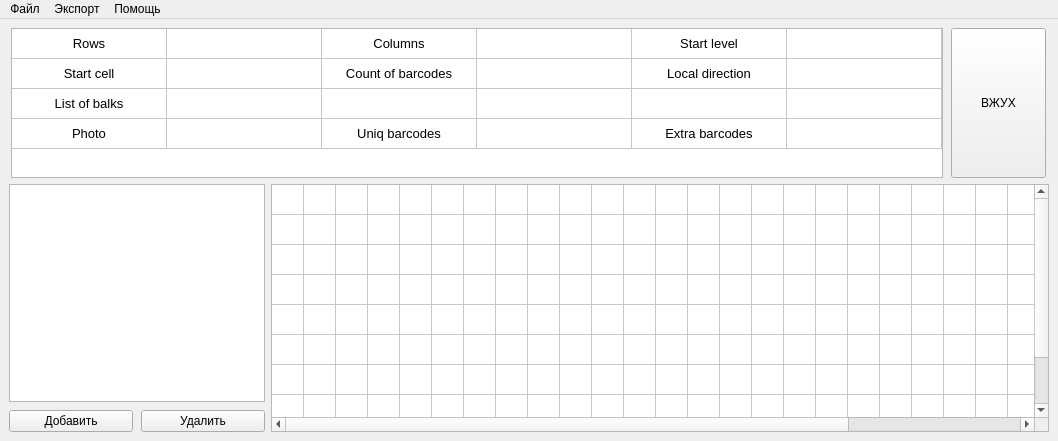
This is main.ui in GAJIbl4/TopConst as Qt 5 draws it before an edit. The edited form follows.
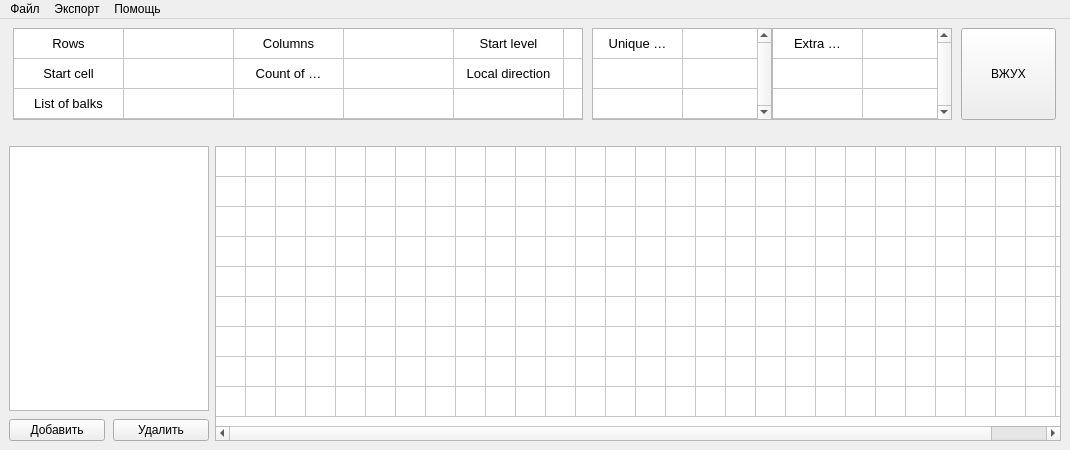
This is the edited form. Icons and pictures are not drawn.

Commit message: Exporting table of alleys added

Diff of the .ui file:
```diff
--- a/main.ui
+++ b/main.ui
@@ -6,12 +6,12 @@
    <rect>
     <x>0</x>
     <y>0</y>
-    <width>1058</width>
-    <height>441</height>
+    <width>1070</width>
+    <height>450</height>
    </rect>
   </property>
   <property name="sizePolicy">
-   <sizepolicy hsizetype="Fixed" vsizetype="Fixed">
+   <sizepolicy hsizetype="Expanding" vsizetype="Expanding">
     <horstretch>0</horstretch>
     <verstretch>0</verstretch>
    </sizepolicy>
@@ -27,16 +27,38 @@
    <layout class="QVBoxLayout" name="verticalLayout">
     <item>
      <layout class="QHBoxLayout" name="horizontalLayout">
+      <property name="spacing">
+       <number>5</number>
+      </property>
+      <property name="sizeConstraint">
+       <enum>QLayout::SetDefaultConstraint</enum>
+      </property>
+      <property name="leftMargin">
+       <number>0</number>
+      </property>
       <item>
        <widget class="QTableWidget" name="upper_table">
         <property name="sizePolicy">
-         <sizepolicy hsizetype="Maximum" vsizetype="Minimum">
+         <sizepolicy hsizetype="Fixed" vsizetype="Fixed">
           <horstretch>0</horstretch>
           <verstretch>0</verstretch>
          </sizepolicy>
         </property>
+        <property name="minimumSize">
+         <size>
+          <width>570</width>
+          <height>90</height>
+         </size>
+        </property>
+        <property name="maximumSize">
+         <size>
+          <width>570</width>
+          <height>92</height>
+         </size>
+        </property>
         <property name="font">
          <font>
+          <family>MS Shell Dlg 2</family>
           <pointsize>10</pointsize>
          </font>
         </property>
@@ -62,10 +84,10 @@
          <enum>Qt::SolidLine</enum>
         </property>
         <property name="rowCount">
-         <number>4</number>
+         <number>3</number>
         </property>
         <property name="columnCount">
-         <number>6</number>
+         <number>8</number>
         </property>
         <attribute name="horizontalHeaderVisible">
          <bool>false</bool>
@@ -74,7 +96,7 @@
          <bool>true</bool>
         </attribute>
         <attribute name="horizontalHeaderDefaultSectionSize">
-         <number>155</number>
+         <number>110</number>
         </attribute>
         <attribute name="verticalHeaderVisible">
          <bool>false</bool>
@@ -88,7 +110,8 @@
         <row/>
         <row/>
         <row/>
-        <row/>
+        <column/>
+        <column/>
         <column/>
         <column/>
         <column/>
@@ -161,6 +184,17 @@
           <set>ItemIsSelectable|ItemIsEditable|ItemIsDragEnabled|ItemIsUserCheckable|ItemIsEnabled</set>
          </property>
         </item>
+        <item row="0" column="6">
+         <property name="text">
+          <string>Photo</string>
+         </property>
+         <property name="textAlignment">
+          <set>AlignCenter</set>
+         </property>
+         <property name="flags">
+          <set>ItemIsEnabled</set>
+         </property>
+        </item>
         <item row="1" column="0">
          <property name="text">
           <string>Start cell</string>
@@ -256,65 +290,268 @@
           <set>AlignCenter</set>
          </property>
         </item>
-        <item row="3" column="0">
-         <property name="text">
-          <string>Photo</string>
-         </property>
-         <property name="textAlignment">
-          <set>AlignCenter</set>
-         </property>
-         <property name="flags">
-          <set>ItemIsUserCheckable|ItemIsEnabled</set>
-         </property>
-        </item>
-        <item row="3" column="1">
-         <property name="text">
-          <string/>
-         </property>
-         <property name="textAlignment">
-          <set>AlignCenter</set>
-         </property>
-         <property name="flags">
-          <set>ItemIsSelectable|ItemIsEditable|ItemIsEnabled</set>
-         </property>
-        </item>
-        <item row="3" column="2">
-         <property name="text">
-          <string>Uniq barcodes</string>
-         </property>
-         <property name="textAlignment">
-          <set>AlignCenter</set>
-         </property>
-         <property name="flags">
-          <set>ItemIsEnabled</set>
-         </property>
-        </item>
-        <item row="3" column="3">
-         <property name="text">
-          <string/>
-         </property>
-         <property name="textAlignment">
-          <set>AlignCenter</set>
-         </property>
-        </item>
-        <item row="3" column="4">
-         <property name="text">
-          <string>Extra barcodes</string>
-         </property>
-         <property name="textAlignment">
-          <set>AlignCenter</set>
-         </property>
-        </item>
-        <item row="3" column="5">
-         <property name="text">
-          <string/>
-         </property>
-         <property name="textAlignment">
-          <set>AlignCenter</set>
-         </property>
-        </item>
        </widget>
       </item>
+      <item>
+       <layout class="QHBoxLayout" name="horizontalLayout_3" stretch="0,0">
+        <property name="spacing">
+         <number>0</number>
+        </property>
+        <property name="sizeConstraint">
+         <enum>QLayout::SetDefaultConstraint</enum>
+        </property>
+        <property name="leftMargin">
+         <number>0</number>
+        </property>
+        <item>
+         <widget class="QTableWidget" name="unique_filter_table">
+          <property name="sizePolicy">
+           <sizepolicy hsizetype="Fixed" vsizetype="Expanding">
+            <horstretch>0</horstretch>
+            <verstretch>0</verstretch>
+           </sizepolicy>
+          </property>
+          <property name="maximumSize">
+           <size>
+            <width>180</width>
+            <height>92</height>
+           </size>
+          </property>
+          <property name="font">
+           <font>
+            <family>MS Shell Dlg 2</family>
+            <pointsize>10</pointsize>
+            <weight>50</weight>
+            <bold>false</bold>
+           </font>
+          </property>
+          <property name="contextMenuPolicy">
+           <enum>Qt::ActionsContextMenu</enum>
+          </property>
+          <property name="verticalScrollBarPolicy">
+           <enum>Qt::ScrollBarAlwaysOn</enum>
+          </property>
+          <property name="horizontalScrollBarPolicy">
+           <enum>Qt::ScrollBarAlwaysOff</enum>
+          </property>
+          <property name="sizeAdjustPolicy">
+           <enum>QAbstractScrollArea::AdjustToContents</enum>
+          </property>
+          <property name="rowCount">
+           <number>3</number>
+          </property>
+          <property name="columnCount">
+           <number>2</number>
+          </property>
+          <attribute name="horizontalHeaderVisible">
+           <bool>false</bool>
+          </attribute>
+          <attribute name="horizontalHeaderDefaultSectionSize">
+           <number>90</number>
+          </attribute>
+          <attribute name="verticalHeaderVisible">
+           <bool>false</bool>
+          </attribute>
+          <row/>
+          <row/>
+          <row/>
+          <column/>
+          <column/>
+          <item row="0" column="0">
+           <property name="text">
+            <string>Unique barcodes</string>
+           </property>
+           <property name="font">
+            <font>
+             <family>MS Shell Dlg 2</family>
+             <pointsize>10</pointsize>
+             <weight>50</weight>
+             <italic>false</italic>
+             <bold>false</bold>
+             <strikeout>false</strikeout>
+            </font>
+           </property>
+           <property name="textAlignment">
+            <set>AlignCenter</set>
+           </property>
+           <property name="background">
+            <brush brushstyle="NoBrush">
+             <color alpha="255">
+              <red>255</red>
+              <green>255</green>
+              <blue>255</blue>
+             </color>
+            </brush>
+           </property>
+           <property name="foreground">
+            <brush brushstyle="NoBrush">
+             <color alpha="255">
+              <red>0</red>
+              <green>0</green>
+              <blue>0</blue>
+             </color>
+            </brush>
+           </property>
+           <property name="flags">
+            <set>ItemIsEnabled</set>
+           </property>
+          </item>
+          <item row="0" column="1">
+           <property name="text">
+            <string/>
+           </property>
+           <property name="textAlignment">
+            <set>AlignCenter</set>
+           </property>
+          </item>
+          <item row="1" column="0">
+           <property name="text">
+            <string/>
+           </property>
+           <property name="textAlignment">
+            <set>AlignCenter</set>
+           </property>
+          </item>
+          <item row="1" column="1">
+           <property name="text">
+            <string/>
+           </property>
+           <property name="textAlignment">
+            <set>AlignCenter</set>
+           </property>
+          </item>
+          <item row="2" column="0">
+           <property name="text">
+            <string/>
+           </property>
+           <property name="textAlignment">
+            <set>AlignCenter</set>
+           </property>
+          </item>
+          <item row="2" column="1">
+           <property name="text">
+            <string/>
+           </property>
+           <property name="textAlignment">
+            <set>AlignCenter</set>
+           </property>
+          </item>
+         </widget>
+        </item>
+        <item>
+         <widget class="QTableWidget" name="extra_filter_table">
+          <property name="sizePolicy">
+           <sizepolicy hsizetype="Fixed" vsizetype="Expanding">
+            <horstretch>0</horstretch>
+            <verstretch>0</verstretch>
+           </sizepolicy>
+          </property>
+          <property name="maximumSize">
+           <size>
+            <width>180</width>
+            <height>92</height>
+           </size>
+          </property>
+          <property name="font">
+           <font>
+            <family>MS Shell Dlg 2</family>
+            <pointsize>10</pointsize>
+           </font>
+          </property>
+          <property name="contextMenuPolicy">
+           <enum>Qt::ActionsContextMenu</enum>
+          </property>
+          <property name="verticalScrollBarPolicy">
+           <enum>Qt::ScrollBarAlwaysOn</enum>
+          </property>
+          <property name="horizontalScrollBarPolicy">
+           <enum>Qt::ScrollBarAlwaysOff</enum>
+          </property>
+          <property name="sizeAdjustPolicy">
+           <enum>QAbstractScrollArea::AdjustToContents</enum>
+          </property>
+          <property name="rowCount">
+           <number>3</number>
+          </property>
+          <property name="columnCount">
+           <number>2</number>
+          </property>
+          <attribute name="horizontalHeaderVisible">
+           <bool>false</bool>
+          </attribute>
+          <attribute name="horizontalHeaderDefaultSectionSize">
+           <number>90</number>
+          </attribute>
+          <attribute name="verticalHeaderVisible">
+           <bool>false</bool>
+          </attribute>
+          <row/>
+          <row/>
+          <row/>
+          <column/>
+          <column/>
+          <item row="0" column="0">
+           <property name="text">
+            <string>Extra barcodes</string>
+           </property>
+           <property name="font">
+            <font>
+             <family>MS Shell Dlg 2</family>
+             <weight>50</weight>
+             <bold>false</bold>
+            </font>
+           </property>
+           <property name="textAlignment">
+            <set>AlignCenter</set>
+           </property>
+           <property name="flags">
+            <set>ItemIsEnabled</set>
+           </property>
+          </item>
+          <item row="0" column="1">
+           <property name="text">
+            <string/>
+           </property>
+           <property name="textAlignment">
+            <set>AlignCenter</set>
+           </property>
+          </item>
+          <item row="1" column="0">
+           <property name="text">
+            <string/>
+           </property>
+           <property name="textAlignment">
+            <set>AlignCenter</set>
+           </property>
+          </item>
+          <item row="1" column="1">
+           <property name="text">
+            <string/>
+           </property>
+           <property name="textAlignment">
+            <set>AlignCenter</set>
+           </property>
+          </item>
+          <item row="2" column="0">
+           <property name="text">
+            <string/>
+           </property>
+           <property name="textAlignment">
+            <set>AlignCenter</set>
+           </property>
+          </item>
+          <item row="2" column="1">
+           <property name="text">
+            <string/>
+           </property>
+           <property name="textAlignment">
+            <set>AlignCenter</set>
+           </property>
+          </item>
+         </widget>
+        </item>
+       </layout>
+      </item>
       <item>
        <widget class="QPushButton" name="alley_change_button">
         <property name="sizePolicy">
@@ -326,7 +563,7 @@
         <property name="minimumSize">
          <size>
           <width>95</width>
-          <height>150</height>
+          <height>92</height>
          </size>
         </property>
         <property name="layoutDirection">
@@ -339,8 +576,24 @@
       </item>
      </layout>
     </item>
+    <item>
+     <spacer name="horizontalSpacer">
+      <property name="orientation">
+       <enum>Qt::Horizontal</enum>
+      </property>
+      <property name="sizeHint" stdset="0">
+       <size>
+        <width>40</width>
+        <height>20</height>
+       </size>
+      </property>
+     </spacer>
+    </item>
     <item>
      <layout class="QFormLayout" name="formLayout">
+      <property name="sizeConstraint">
+       <enum>QLayout::SetDefaultConstraint</enum>
+      </property>
       <item row="0" column="1">
        <widget class="QTableWidget" name="tableWidget">
         <property name="sizePolicy">
@@ -349,6 +602,18 @@
           <verstretch>1</verstretch>
          </sizepolicy>
         </property>
+        <property name="minimumSize">
+         <size>
+          <width>0</width>
+          <height>200</height>
+         </size>
+        </property>
+        <property name="focusPolicy">
+         <enum>Qt::NoFocus</enum>
+        </property>
+        <property name="selectionMode">
+         <enum>QAbstractItemView::NoSelection</enum>
+        </property>
         <property name="textElideMode">
          <enum>Qt::ElideMiddle</enum>
         </property>
@@ -368,7 +633,7 @@
          <bool>false</bool>
         </attribute>
         <attribute name="horizontalHeaderDefaultSectionSize">
-         <number>32</number>
+         <number>30</number>
         </attribute>
         <attribute name="horizontalHeaderMinimumSectionSize">
          <number>2</number>
@@ -376,6 +641,9 @@
         <attribute name="verticalHeaderVisible">
          <bool>false</bool>
         </attribute>
+        <attribute name="verticalHeaderDefaultSectionSize">
+         <number>30</number>
+        </attribute>
         <row>
          <property name="text">
           <string>1</string>
@@ -460,6 +728,9 @@
         <property name="spacing">
          <number>8</number>
         </property>
+        <property name="sizeConstraint">
+         <enum>QLayout::SetDefaultConstraint</enum>
+        </property>
         <property name="topMargin">
          <number>0</number>
         </property>
@@ -473,7 +744,7 @@
          <widget class="QListWidget" name="left_list">
           <property name="maximumSize">
            <size>
-            <width>16777215</width>
+            <width>200</width>
             <height>16777215</height>
            </size>
           </property>
@@ -514,6 +785,9 @@
         </item>
         <item>
          <layout class="QHBoxLayout" name="horizontalLayout_2">
+          <property name="sizeConstraint">
+           <enum>QLayout::SetDefaultConstraint</enum>
+          </property>
           <item>
            <widget class="QPushButton" name="add_button">
             <property name="text">
@@ -541,7 +815,7 @@
     <rect>
      <x>0</x>
      <y>0</y>
-     <width>1058</width>
+     <width>1070</width>
      <height>26</height>
     </rect>
    </property>
```
Left out of the diff: 2 changed lines with no effect on the pictures. The commit also changes 23 other files.
